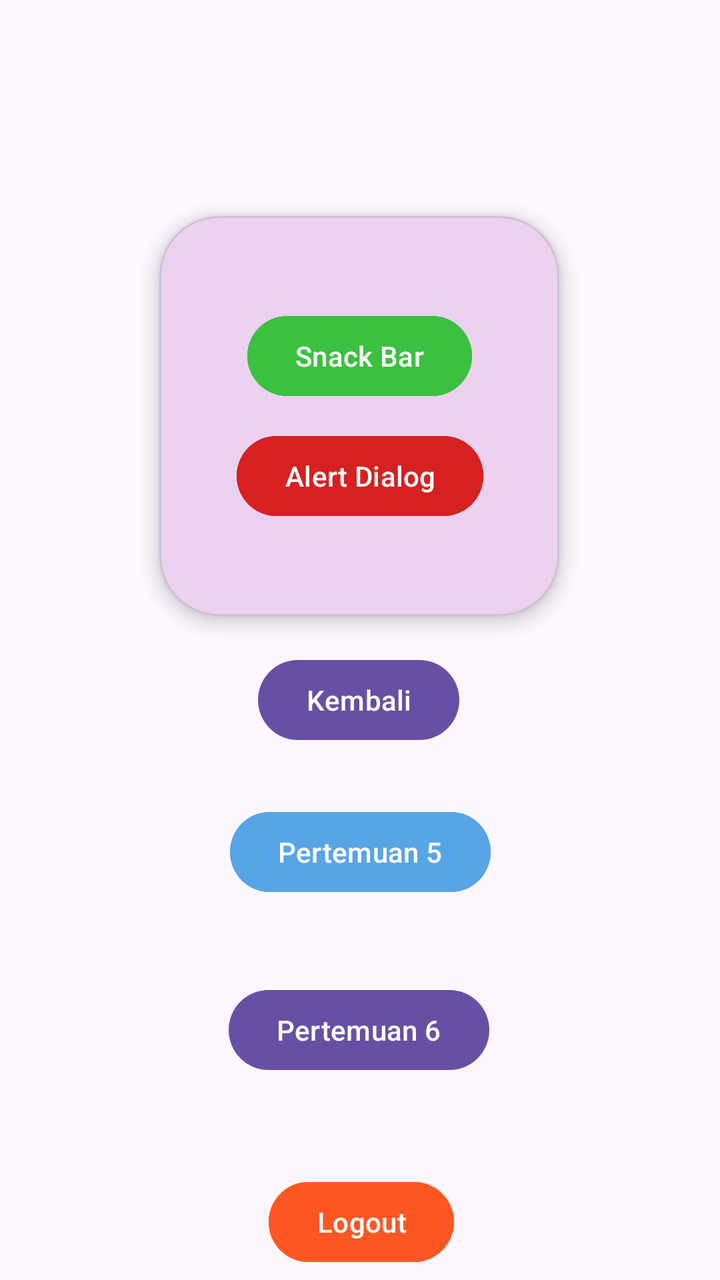
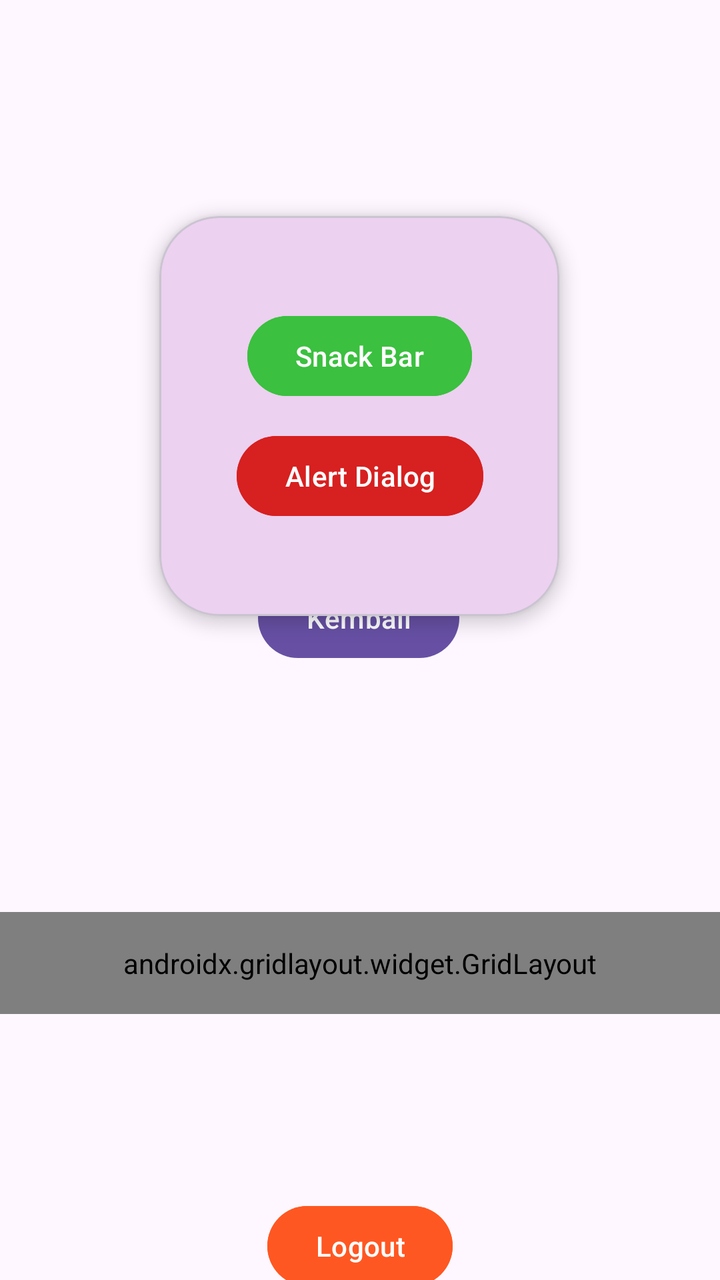

Compare the two renders of this Android layout. The source of the first and the diff that turns it into the second are given below.
<!-- AndroidManifest.xml: application theme Theme.Cinta_3TIC -->
<!-- res/layout/fragment_home.xml -->
<?xml version="1.0" encoding="utf-8"?>
<androidx.constraintlayout.widget.ConstraintLayout xmlns:android="http://schemas.android.com/apk/res/android"
    xmlns:tools="http://schemas.android.com/tools"
    android:layout_width="match_parent"
    android:layout_height="match_parent"
    xmlns:app="http://schemas.android.com/apk/res-auto"
    tools:context=".Home.HomeFragment">

    <TextView
        android:id="@+id/txtNama"
        android:layout_width="wrap_content"
        android:layout_height="wrap_content"
        android:text="Hello World!"
        app:layout_constraintBottom_toBottomOf="parent"
        app:layout_constraintEnd_toEndOf="parent"
        app:layout_constraintStart_toStartOf="parent"
        app:layout_constraintTop_toTopOf="parent"
        app:layout_constraintVertical_bias="0.417" />

    <com.google.android.material.card.MaterialCardView
        android:layout_width="200dp"
        android:layout_height="200dp"
        android:layout_marginTop="108dp"
        app:cardElevation="5dp"
        android:backgroundTint="#ECD1F0"
        app:cardCornerRadius="30dp"
        app:layout_constraintEnd_toEndOf="parent"
        app:layout_constraintHorizontal_bias="0.498"
        app:layout_constraintStart_toStartOf="parent"
        app:layout_constraintTop_toTopOf="parent">

        <androidx.constraintlayout.widget.ConstraintLayout
            android:layout_width="match_parent"
            android:layout_height="match_parent"
            android:layout_margin="30dp">

            <Button
                android:id="@+id/btnSnackbar"
                android:layout_width="wrap_content"
                android:layout_height="wrap_content"
                android:layout_marginTop="16dp"
                android:backgroundTint="#3BC03F"
                android:text="Snack Bar"
                app:layout_constraintEnd_toEndOf="parent"
                app:layout_constraintStart_toStartOf="parent"
                app:layout_constraintTop_toTopOf="parent" />

            <Button
                android:id="@+id/btnAlertDialog"
                android:layout_width="wrap_content"
                android:layout_height="wrap_content"
                android:layout_marginTop="12dp"
                android:backgroundTint="#D72020"
                android:text="Alert Dialog"
                app:layout_constraintEnd_toEndOf="parent"
                app:layout_constraintHorizontal_bias="0.529"
                app:layout_constraintStart_toStartOf="parent"
                app:layout_constraintTop_toBottomOf="@+id/btnSnackbar" />
        </androidx.constraintlayout.widget.ConstraintLayout>


    </com.google.android.material.card.MaterialCardView>

    <Button
        android:id="@+id/btnKembali"
        android:layout_width="wrap_content"
        android:layout_height="wrap_content"
        android:layout_marginTop="48dp"
        android:text="Kembali"
        app:layout_constraintEnd_toEndOf="parent"
        app:layout_constraintHorizontal_bias="0.498"
        app:layout_constraintStart_toStartOf="parent"
        app:layout_constraintTop_toBottomOf="@+id/txtNama" />

    <Button
        android:id="@+id/btnLima"
        android:layout_width="wrap_content"
        android:layout_height="wrap_content"
        android:layout_marginTop="28dp"
        android:backgroundTint="#57A5E6"
        android:text="Pertemuan 5"
        app:layout_constraintEnd_toEndOf="parent"
        app:layout_constraintStart_toStartOf="parent"
        app:layout_constraintTop_toBottomOf="@+id/btnKembali" />

    <Button
        android:id="@+id/btnLogout"
        android:layout_width="wrap_content"
        android:layout_height="wrap_content"
        android:layout_marginTop="48dp"
        android:backgroundTint="#FF5722"
        android:text="Logout"
        app:layout_constraintEnd_toEndOf="parent"
        app:layout_constraintHorizontal_bias="0.503"
        app:layout_constraintStart_toStartOf="parent"
        app:layout_constraintTop_toBottomOf="@+id/btnToEnam" />

    <Button
        android:id="@+id/btnToEnam"
        android:layout_width="wrap_content"
        android:layout_height="wrap_content"
        android:layout_marginTop="41dp"
        android:text="Pertemuan 6"
        app:layout_constraintEnd_toEndOf="parent"
        app:layout_constraintHorizontal_bias="0.498"
        app:layout_constraintStart_toStartOf="parent"
        app:layout_constraintTop_toBottomOf="@+id/btnLima" />

</androidx.constraintlayout.widget.ConstraintLayout>
<!-- resources referenced by this layout -->
<resources>
  <style name="Theme.Cinta_3TIC" parent="Base.Theme.Cinta_3TIC" />
  <style name="Base.Theme.Cinta_3TIC" parent="Theme.Material3.DayNight.NoActionBar">
          
          
      </style>
</resources>

<!-- the commit's change to res/layout/fragment_home.xml (unified diff, before → after) -->
@@ -15,9 +15,10 @@
         app:layout_constraintEnd_toEndOf="parent"
         app:layout_constraintStart_toStartOf="parent"
         app:layout_constraintTop_toTopOf="parent"
-        app:layout_constraintVertical_bias="0.417" />
+        app:layout_constraintVertical_bias="0.383" />
 
     <com.google.android.material.card.MaterialCardView
+        android:id="@+id/MaterialCardView"
         android:layout_width="200dp"
         android:layout_height="200dp"
         android:layout_marginTop="108dp"
@@ -58,14 +59,58 @@
                 app:layout_constraintTop_toBottomOf="@+id/btnSnackbar" />
         </androidx.constraintlayout.widget.ConstraintLayout>
 
+    </com.google.android.material.card.MaterialCardView>
 
-    </com.google.android.material.card.MaterialCardView>
+    <androidx.gridlayout.widget.GridLayout
+        android:id="@+id/gridMenu"
+        android:layout_width="0dp"
+        android:layout_height="wrap_content"
+        android:layout_marginTop="148dp"
+        android:padding="16dp"
+        app:columnCount="3"
+        app:layout_constraintEnd_toEndOf="parent"
+        app:layout_constraintHorizontal_bias="0.0"
+        app:layout_constraintStart_toStartOf="parent"
+        app:layout_constraintTop_toBottomOf="@+id/MaterialCardView">
+
+        <Button
+            android:id="@+id/btnLima"
+            android:layout_width="wrap_content"
+            android:layout_height="wrap_content"
+            android:backgroundTint="#57A5E6"
+            android:text="P5"
+            app:layout_columnWeight="1"
+            app:layout_constraintEnd_toEndOf="parent"
+            app:layout_constraintStart_toStartOf="parent"
+            app:layout_constraintTop_toBottomOf="@+id/btnKembali"
+            app:layout_gravity="fill_horizontal" />
+        <Button
+            android:id="@+id/btnToEnam"
+            android:layout_width="wrap_content"
+            android:layout_height="wrap_content"
+            android:text="P6"
+            app:layout_columnWeight="1"
+            app:layout_constraintEnd_toEndOf="parent"
+            app:layout_constraintStart_toStartOf="parent"
+            app:layout_constraintTop_toBottomOf="@+id/btnLima"
+            app:layout_gravity="fill_horizontal" />
+        <Button
+            android:id="@+id/btnToSembilan"
+            android:layout_width="wrap_content"
+            android:layout_height="wrap_content"
+            android:text="P9"
+            app:layout_columnWeight="1"
+            app:layout_constraintEnd_toEndOf="parent"
+            app:layout_constraintStart_toStartOf="parent"
+            app:layout_constraintTop_toBottomOf="@+id/btnToEnam"
+            app:layout_gravity="fill_horizontal" />
+    </androidx.gridlayout.widget.GridLayout>
 
     <Button
         android:id="@+id/btnKembali"
         android:layout_width="wrap_content"
         android:layout_height="wrap_content"
-        android:layout_marginTop="48dp"
+        android:layout_marginTop="28dp"
         android:text="Kembali"
         app:layout_constraintEnd_toEndOf="parent"
         app:layout_constraintHorizontal_bias="0.498"
@@ -73,37 +118,15 @@
         app:layout_constraintTop_toBottomOf="@+id/txtNama" />
 
     <Button
-        android:id="@+id/btnLima"
-        android:layout_width="wrap_content"
-        android:layout_height="wrap_content"
-        android:layout_marginTop="28dp"
-        android:backgroundTint="#57A5E6"
-        android:text="Pertemuan 5"
-        app:layout_constraintEnd_toEndOf="parent"
-        app:layout_constraintStart_toStartOf="parent"
-        app:layout_constraintTop_toBottomOf="@+id/btnKembali" />
-
-    <Button
         android:id="@+id/btnLogout"
         android:layout_width="wrap_content"
         android:layout_height="wrap_content"
-        android:layout_marginTop="48dp"
+        android:layout_marginTop="92dp"
         android:backgroundTint="#FF5722"
         android:text="Logout"
         app:layout_constraintEnd_toEndOf="parent"
-        app:layout_constraintHorizontal_bias="0.503"
         app:layout_constraintStart_toStartOf="parent"
-        app:layout_constraintTop_toBottomOf="@+id/btnToEnam" />
+        app:layout_constraintTop_toBottomOf="@+id/gridMenu" />
 
-    <Button
-        android:id="@+id/btnToEnam"
-        android:layout_width="wrap_content"
-        android:layout_height="wrap_content"
-        android:layout_marginTop="41dp"
-        android:text="Pertemuan 6"
-        app:layout_constraintEnd_toEndOf="parent"
-        app:layout_constraintHorizontal_bias="0.498"
-        app:layout_constraintStart_toStartOf="parent"
-        app:layout_constraintTop_toBottomOf="@+id/btnLima" />
 
 </androidx.constraintlayout.widget.ConstraintLayout>
